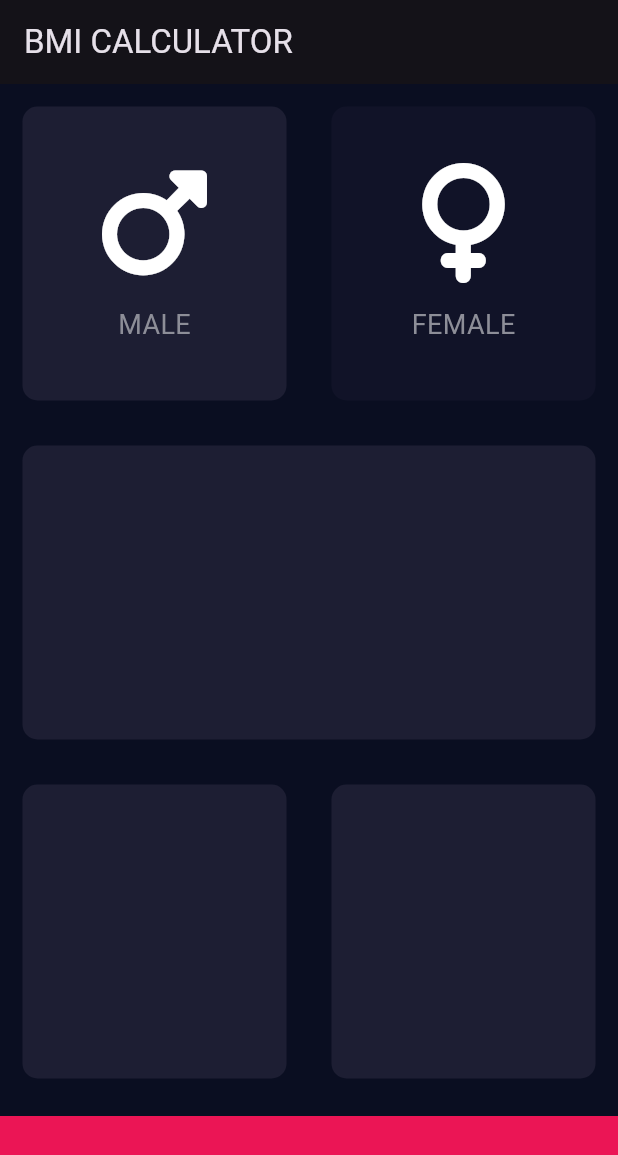
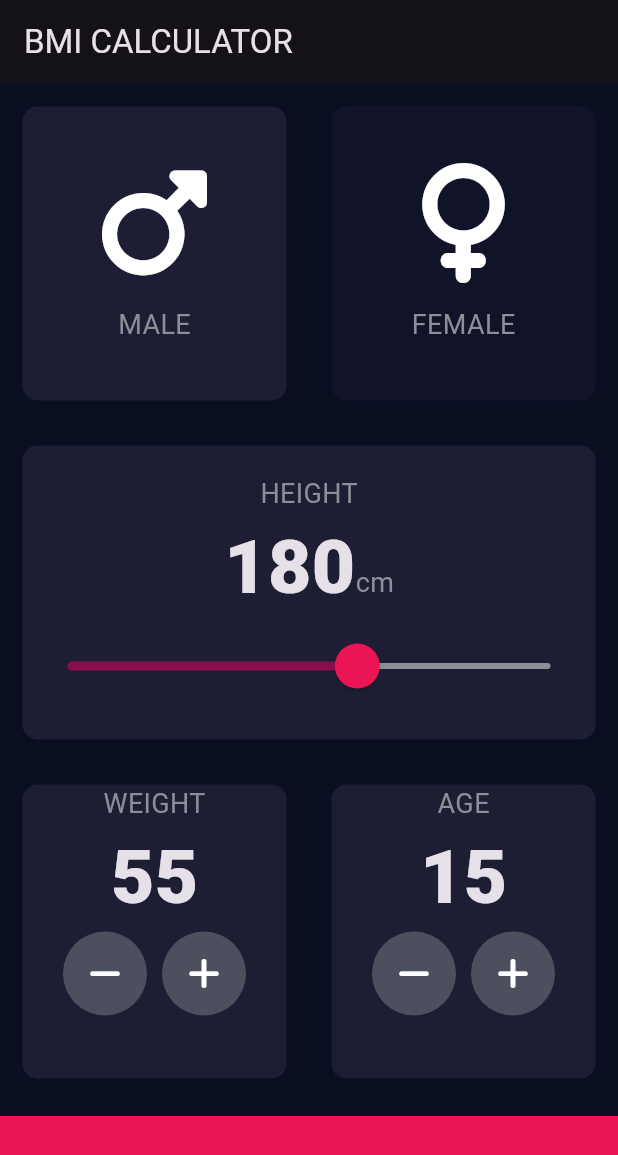
Before and after one commit to MansySoroush/Flutter_BMI_Calculator_App, a Flutter app: the screen it shows after launch, on a phone screen of 412 x 824 dp. Shown: the top 1155 px of the screen. Run offline on Flutter 3.47's test engine with Material 3 defaults, Android fonts, the phone set to English and light mode, and no system bars; our stand-ins replace font_awesome_flutter.

Commit message:
Adding new Custom Widget: RoundIconButton, Building from Scratch with Circle Shape

```diff
--- a/lib/components/icon_content.dart
+++ b/lib/components/icon_content.dart
@@ -2,10 +2,10 @@ import 'package:flutter/material.dart';
 import 'package:bmi_calculator/constants.dart';
 
 class IconContent extends StatelessWidget {
-  const IconContent({super.key, required this.icon, required this.label});
+  const IconContent({super.key, this.icon, this.label});
 
-  final IconData icon;
-  final String label;
+  final IconData? icon;
+  final String? label;
 
   @override
   Widget build(BuildContext context) {
@@ -20,7 +20,7 @@ class IconContent extends StatelessWidget {
           height: 15.0,
         ),
         Text(
-          label,
+          label ?? '',
           style: kLabelTextStyle,
         )
       ],
--- /dev/null
+++ b/lib/components/round_icon_button.dart
@@ -0,0 +1,24 @@
+import 'package:flutter/material.dart';
+import 'package:bmi_calculator/constants.dart';
+
+class RoundIconButton extends StatelessWidget {
+  const RoundIconButton({super.key, required this.icon, this.onPress});
+
+  final IconData icon;
+  final Function? onPress;
+
+  @override
+  Widget build(BuildContext context) {
+    return RawMaterialButton(
+      elevation: 0.0,
+      onPressed: onPress != null ? () => onPress!() : null,
+      constraints: const BoxConstraints.tightFor(
+        width: kRoundIconButtonWidth,
+        height: kRoundIconButtonHeight,
+      ),
+      shape: const CircleBorder(),
+      fillColor: kRoundIconButtonBKColor,
+      child: Icon(icon),
+    );
+  }
+}
--- a/lib/constants.dart
+++ b/lib/constants.dart
@@ -5,7 +5,27 @@ const kActiveCardColour = Color(0xFF1D1E33);
 const kInactiveCardColour = Color(0xFF111328);
 const kBottomContainerColour = Color(0xFFEB1555);
 
+const kSliderMinValue = 120.0;
+const kSliderMaxValue = 220.0;
+const kSliderDefaultValue = 180;
+
+const kSliderActiveTrackColor = Color(0xFF880E4F);
+const kSliderInactiveTrackColor = Color(0xFF8D8E98);
+const kSliderThumbColor = Color(0xFFEB1555);
+const kSliderOverlayColor = Color(0x29EB1555);
+
+const kRoundIconButtonWidth = 56.0;
+const kRoundIconButtonHeight = 56.0;
+const kRoundIconButtonBKColor = Color(0xFF4C4F5E);
+const kWeightDefaultValue = 55;
+const kAgeDefaultValue = 15;
+
 const kLabelTextStyle = TextStyle(
   fontSize: 18.0,
   color: Color(0xFF8D8E98),
 );
+
+const kNumberTextStyle = TextStyle(
+  fontSize: 50.0,
+  fontWeight: FontWeight.w900,
+);
--- a/lib/screens/input_page.dart
+++ b/lib/screens/input_page.dart
@@ -1,6 +1,7 @@
 import 'package:flutter/material.dart';
 import 'package:bmi_calculator/components/reusable_card.dart';
 import 'package:bmi_calculator/components/icon_content.dart';
+import 'package:bmi_calculator/components/round_icon_button.dart';
 import 'package:bmi_calculator/constants.dart';
 import 'package:font_awesome_flutter/font_awesome_flutter.dart';
 
@@ -18,6 +19,9 @@ class InputPage extends StatefulWidget {
 
 class _InputPageState extends State<InputPage> {
   Gender selectedGender = Gender.male;
+  int height = kSliderDefaultValue;
+  int weight = kWeightDefaultValue;
+  int age = kAgeDefaultValue;
 
   @override
   Widget build(BuildContext context) {
@@ -64,7 +68,52 @@ class _InputPageState extends State<InputPage> {
           Expanded(
             child: ReusableCard(
               colour: kActiveCardColour,
-              cardChild: Container(),
+              cardChild: Column(
+                mainAxisAlignment: MainAxisAlignment.center,
+                children: <Widget>[
+                  const Text(
+                    'HEIGHT',
+                    style: kLabelTextStyle,
+                  ),
+                  Row(
+                    mainAxisAlignment: MainAxisAlignment.center,
+                    crossAxisAlignment: CrossAxisAlignment.baseline,
+                    textBaseline: TextBaseline.alphabetic,
+                    children: <Widget>[
+                      Text(
+                        height.toString(),
+                        style: kNumberTextStyle,
+                      ),
+                      const Text(
+                        'cm',
+                        style: kLabelTextStyle,
+                      ),
+                    ],
+                  ),
+                  SliderTheme(
+                    data: SliderTheme.of(context).copyWith(
+                      inactiveTrackColor: kSliderInactiveTrackColor,
+                      activeTrackColor: kSliderActiveTrackColor,
+                      thumbColor: kSliderThumbColor,
+                      overlayColor: kSliderOverlayColor,
+                      thumbShape:
+                          const RoundSliderThumbShape(enabledThumbRadius: 15.0),
+                      overlayShape:
+                          const RoundSliderOverlayShape(overlayRadius: 30.0),
+                    ),
+                    child: Slider(
+                      value: height.toDouble(),
+                      min: kSliderMinValue,
+                      max: kSliderMaxValue,
+                      onChanged: (double newValue) {
+                        setState(() {
+                          height = newValue.round();
+                        });
+                      },
+                    ),
+                  ),
+                ],
+              ),
             ),
           ),
           Expanded(
@@ -73,13 +122,81 @@ class _InputPageState extends State<InputPage> {
                 Expanded(
                   child: ReusableCard(
                     colour: kActiveCardColour,
-                    cardChild: Container(),
+                    cardChild: Column(
+                      children: <Widget>[
+                        const Text(
+                          'WEIGHT',
+                          style: kLabelTextStyle,
+                        ),
+                        Text(
+                          weight.toString(),
+                          style: kNumberTextStyle,
+                        ),
+                        Row(
+                          mainAxisAlignment: MainAxisAlignment.center,
+                          children: <Widget>[
+                            RoundIconButton(
+                                icon: FontAwesomeIcons.minus,
+                                onPress: () {
+                                  setState(() {
+                                    weight--;
+                                  });
+                                }),
+                            const SizedBox(
+                              width: 10.0,
+                            ),
+                            RoundIconButton(
+                              icon: FontAwesomeIcons.plus,
+                              onPress: () {
+                                setState(() {
+                                  weight++;
+                                });
+                              },
+                            ),
+                          ],
+                        )
+                      ],
+                    ),
                   ),
                 ),
                 Expanded(
                   child: ReusableCard(
                     colour: kActiveCardColour,
-                    cardChild: Container(),
+                    cardChild: Column(
+                      children: <Widget>[
+                        const Text(
+                          'AGE',
+                          style: kLabelTextStyle,
+                        ),
+                        Text(
+                          age.toString(),
+                          style: kNumberTextStyle,
+                        ),
+                        Row(
+                          mainAxisAlignment: MainAxisAlignment.center,
+                          children: <Widget>[
+                            RoundIconButton(
+                                icon: FontAwesomeIcons.minus,
+                                onPress: () {
+                                  setState(() {
+                                    age--;
+                                  });
+                                }),
+                            const SizedBox(
+                              width: 10.0,
+                            ),
+                            RoundIconButton(
+                              icon: FontAwesomeIcons.plus,
+                              onPress: () {
+                                setState(() {
+                                  age++;
+                                });
+                              },
+                            ),
+                          ],
+                        )
+                      ],
+                    ),
                   ),
                 ),
               ],
```
